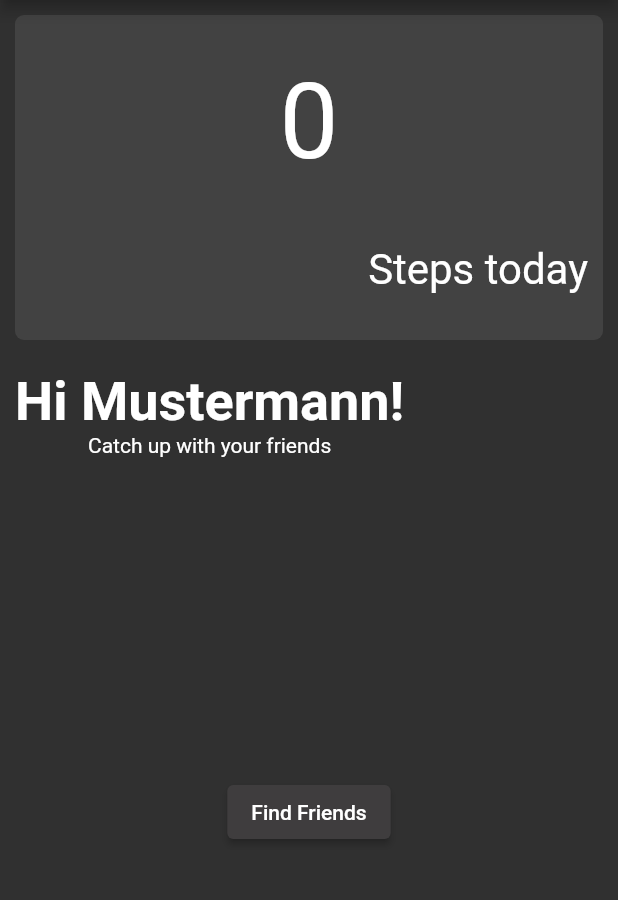
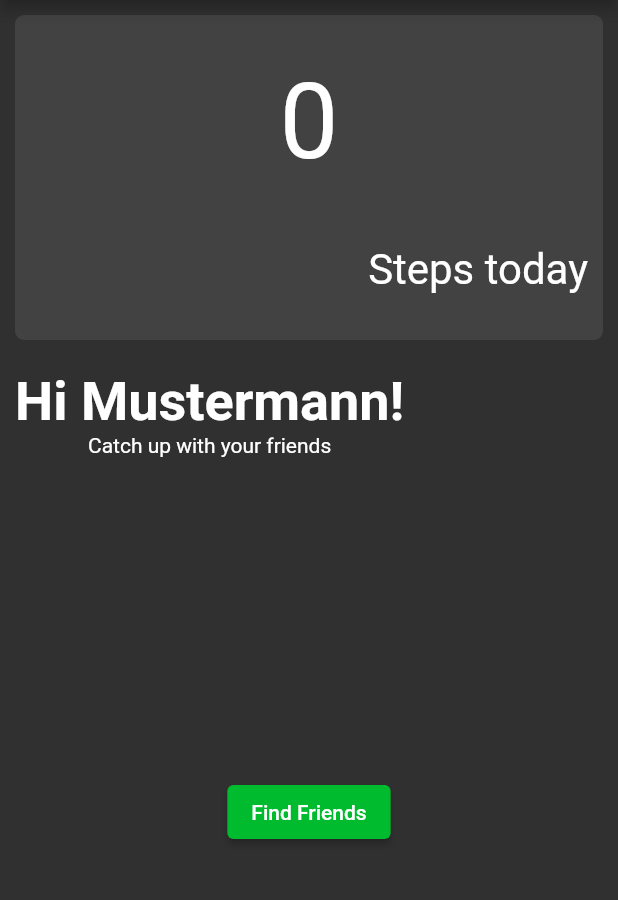
Before and after one commit to Reaga21/sportify, a Flutter app: the StepOverviewPage screen opened directly with empty values, on a phone screen of 412 x 824 dp, the part 84-984 px from its top. Run offline on Flutter 3.47's test engine with Material 2 defaults, Android fonts, the phone set to English and light mode, and no system bars; our stand-ins replace cloud_firestore, email_validator, firebase_auth, firebase_core, pedometer, permission_handler and 1 more; missing offline and left inert: flutter_foreground_task, stats; accounts and stored records are empty; key blocks and very long unbroken strings in the code were emptied for the run.

Commit message:
ready to merge 1

```diff
--- a/lib/src/views/home/tabs/stepOverview/ranking_list.dart
+++ b/lib/src/views/home/tabs/stepOverview/ranking_list.dart
@@ -24,8 +24,6 @@ class RankingList extends StatelessWidget {
                 child: ElevatedButton(
                   onPressed: () => changeTabCallback(1),
                   child: const Text('Find Friends'),
-                  style: ElevatedButton.styleFrom(
-                      primary: Theme.of(context).backgroundColor),
                 ),
               ),
             ];
```
